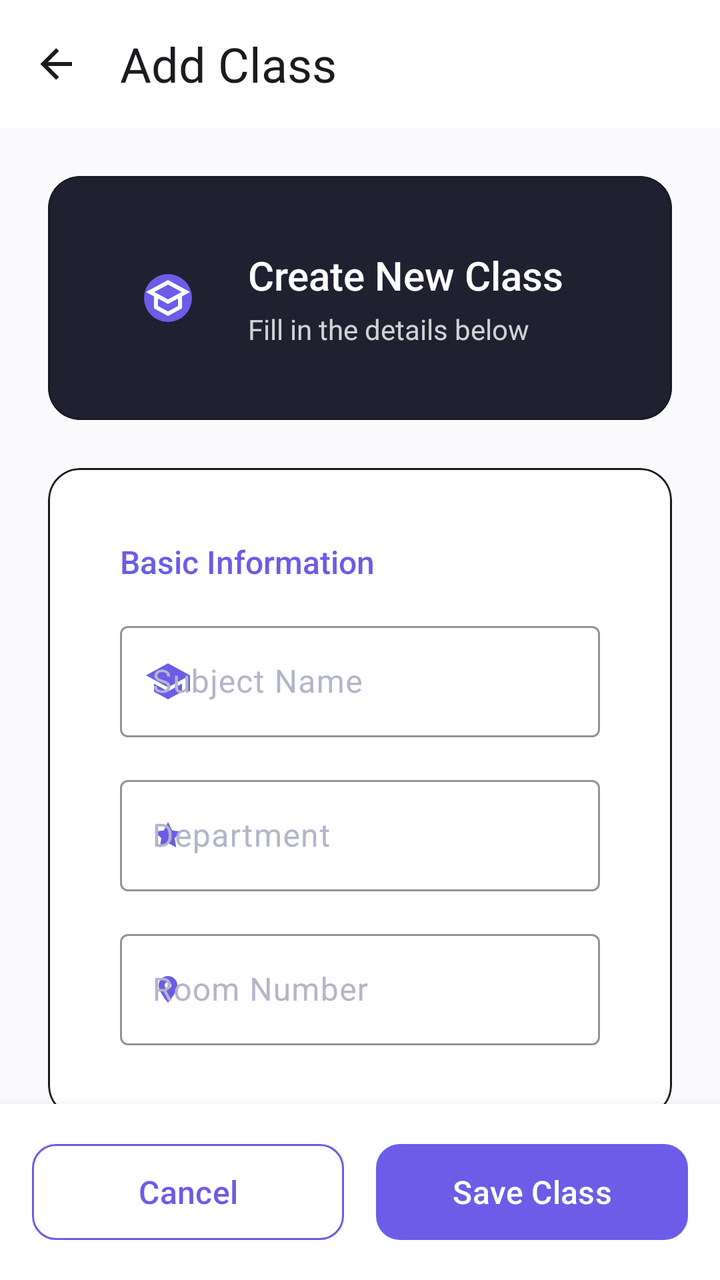
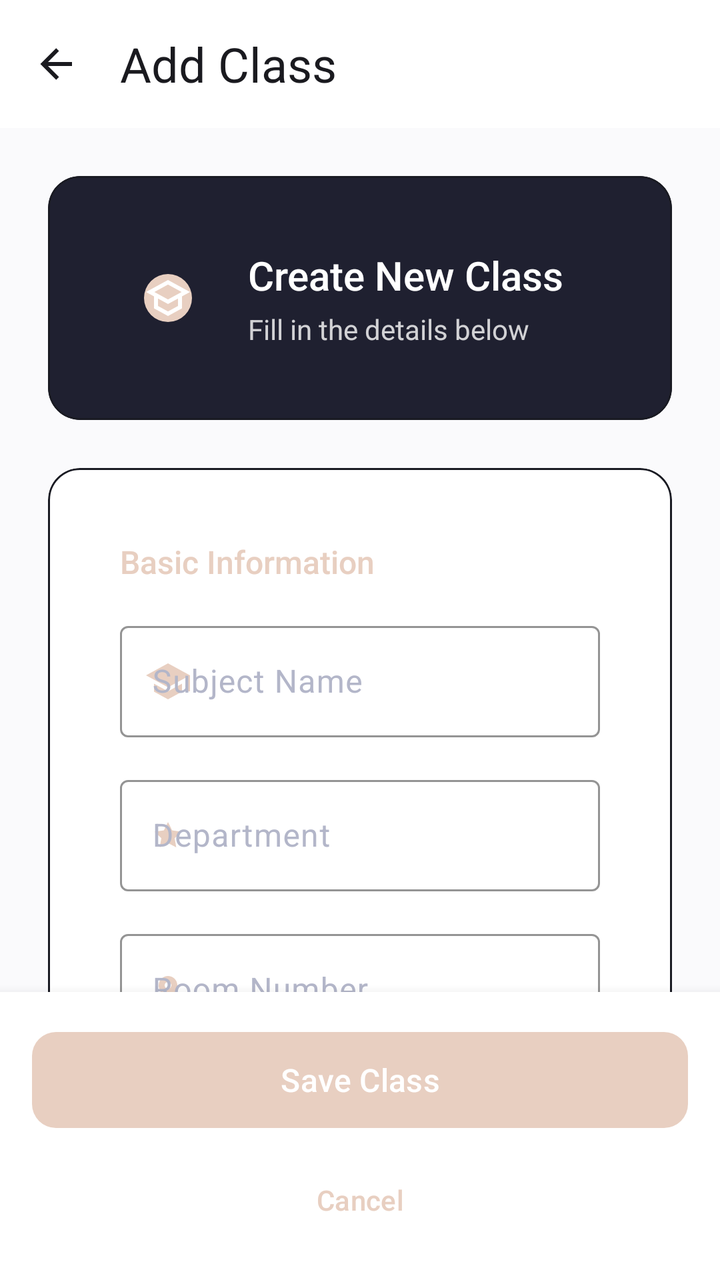

Before-and-after screenshots of an Android layout around one commit, followed by the original layout XML and the change that was made.
<!-- AndroidManifest.xml: application theme AppTheme -->
<!-- res/layout/activity_add_edit_class_modern.xml -->
<?xml version="1.0" encoding="utf-8"?>
<androidx.coordinatorlayout.widget.CoordinatorLayout xmlns:android="http://schemas.android.com/apk/res/android"
    xmlns:app="http://schemas.android.com/apk/res-auto"
    xmlns:tools="http://schemas.android.com/tools"
    android:layout_width="match_parent"
    android:layout_height="match_parent"
    android:background="@color/background_light">

    
    <com.google.android.material.appbar.AppBarLayout
        android:id="@+id/appBarLayout"
        android:layout_width="match_parent"
        android:layout_height="wrap_content"
        android:background="@color/surface_light"
        android:elevation="0dp"
        app:elevation="0dp">

        <com.google.android.material.appbar.MaterialToolbar
            android:id="@+id/toolbar"
            android:layout_width="match_parent"
            android:layout_height="?attr/actionBarSize"
            android:background="@color/surface_light"
            app:navigationIcon="@drawable/ic_arrow_back"
            app:navigationIconTint="@color/on_surface_light"
            app:titleTextColor="@color/on_surface_light"
            app:title="Add Class"
            app:titleTextAppearance="@style/TextAppearance.Material3.HeadlineSmall" />

    </com.google.android.material.appbar.AppBarLayout>

    
    <androidx.core.widget.NestedScrollView
        android:layout_width="match_parent"
        android:layout_height="match_parent"
        android:fillViewport="true"
        android:overScrollMode="never"
        android:scrollbars="none"
        app:layout_behavior="@string/appbar_scrolling_view_behavior">

        <LinearLayout
            android:layout_width="match_parent"
            android:layout_height="wrap_content"
            android:orientation="vertical"
            android:padding="24dp">

            
            <com.google.android.material.card.MaterialCardView
                android:layout_width="match_parent"
                android:layout_height="wrap_content"
                android:layout_marginBottom="24dp"
                app:cardCornerRadius="16dp"
                app:cardElevation="0dp"
                app:strokeWidth="1dp"
                app:strokeColor="@color/colorSurfaceVariant"
                app:cardBackgroundColor="@color/colorPrimaryContainer">

                <LinearLayout
                    android:layout_width="match_parent"
                    android:layout_height="wrap_content"
                    android:orientation="horizontal"
                    android:padding="20dp"
                    android:gravity="center_vertical">

                    <com.google.android.material.imageview.ShapeableImageView
                        android:layout_width="48dp"
                        android:layout_height="48dp"
                        android:layout_marginEnd="16dp"
                        android:background="@color/colorPrimary"
                        android:src="@drawable/ic_class_24"
                        app:tint="@color/white"
                        android:padding="12dp"
                        app:shapeAppearanceOverlay="@style/CircleImageView" />

                    <LinearLayout
                        android:layout_width="0dp"
                        android:layout_height="wrap_content"
                        android:layout_weight="1"
                        android:orientation="vertical">

                        <TextView
                            android:id="@+id/headerTitle"
                            android:layout_width="wrap_content"
                            android:layout_height="wrap_content"
                            android:text="Create New Class"
                            android:textColor="@color/colorOnPrimaryContainer"
                            android:textSize="20sp"
                            android:fontFamily="sans-serif-medium" />

                        <TextView
                            android:layout_width="wrap_content"
                            android:layout_height="wrap_content"
                            android:layout_marginTop="4dp"
                            android:text="Fill in the details below"
                            android:textColor="@color/colorOnPrimaryContainer"
                            android:textSize="14sp"
                            android:alpha="0.8" />

                    </LinearLayout>

                </LinearLayout>

            </com.google.android.material.card.MaterialCardView>

            
            <com.google.android.material.card.MaterialCardView
                android:layout_width="match_parent"
                android:layout_height="wrap_content"
                android:layout_marginBottom="16dp"
                app:cardCornerRadius="16dp"
                app:cardElevation="0dp"
                app:strokeWidth="1dp"
                app:strokeColor="@color/colorSurfaceVariant"
                app:cardBackgroundColor="@color/surface_light">

                <LinearLayout
                    android:layout_width="match_parent"
                    android:layout_height="wrap_content"
                    android:orientation="vertical"
                    android:padding="20dp">

                    <TextView
                        android:layout_width="wrap_content"
                        android:layout_height="wrap_content"
                        android:text="Basic Information"
                        android:textColor="@color/colorPrimary"
                        android:textSize="16sp"
                        android:fontFamily="sans-serif-medium"
                        android:layout_marginBottom="16dp" />

                    
                    <com.google.android.material.textfield.TextInputLayout
                        android:id="@+id/textInputLayoutSubject"
                        android:layout_width="match_parent"
                        android:layout_height="wrap_content"
                        android:layout_marginBottom="16dp"
                        android:hint="Subject Name"
                        app:startIconDrawable="@drawable/ic_school_24"
                        app:startIconTint="@color/colorPrimary"
                        app:boxStrokeColor="@color/colorPrimary"
                        app:hintTextColor="@color/colorPrimary"
                        style="@style/Widget.Material3.TextInputLayout.OutlinedBox">

                        <com.google.android.material.textfield.TextInputEditText
                            android:id="@+id/editSubject"
                            android:layout_width="match_parent"
                            android:layout_height="wrap_content"
                            android:inputType="textCapWords"
                            android:textSize="16sp" />

                    </com.google.android.material.textfield.TextInputLayout>

                    
                    <com.google.android.material.textfield.TextInputLayout
                        android:id="@+id/textInputLayoutDepartment"
                        android:layout_width="match_parent"
                        android:layout_height="wrap_content"
                        android:layout_marginBottom="16dp"
                        android:hint="Department"
                        app:startIconDrawable="@drawable/ic_department_16"
                        app:startIconTint="@color/colorPrimary"
                        app:boxStrokeColor="@color/colorPrimary"
                        app:hintTextColor="@color/colorPrimary"
                        style="@style/Widget.Material3.TextInputLayout.OutlinedBox">

                        <com.google.android.material.textfield.TextInputEditText
                            android:id="@+id/editDepartment"
                            android:layout_width="match_parent"
                            android:layout_height="wrap_content"
                            android:inputType="textCapWords"
                            android:textSize="16sp" />

                    </com.google.android.material.textfield.TextInputLayout>

                    
                    <com.google.android.material.textfield.TextInputLayout
                        android:id="@+id/textInputLayoutRoom"
                        android:layout_width="match_parent"
                        android:layout_height="wrap_content"
                        android:hint="Room Number"
                        app:startIconDrawable="@drawable/ic_room_16"
                        app:startIconTint="@color/colorPrimary"
                        app:boxStrokeColor="@color/colorPrimary"
                        app:hintTextColor="@color/colorPrimary"
                        style="@style/Widget.Material3.TextInputLayout.OutlinedBox">

                        <com.google.android.material.textfield.TextInputEditText
                            android:id="@+id/editRoomNumber"
                            android:layout_width="match_parent"
                            android:layout_height="wrap_content"
                            android:inputType="textCapCharacters"
                            android:textSize="16sp" />

                    </com.google.android.material.textfield.TextInputLayout>

                </LinearLayout>

            </com.google.android.material.card.MaterialCardView>

            
            <com.google.android.material.card.MaterialCardView
                android:layout_width="match_parent"
                android:layout_height="wrap_content"
                android:layout_marginBottom="16dp"
                app:cardCornerRadius="16dp"
                app:cardElevation="0dp"
                app:strokeWidth="1dp"
                app:strokeColor="@color/colorSurfaceVariant"
                app:cardBackgroundColor="@color/surface_light">

                <LinearLayout
                    android:layout_width="match_parent"
                    android:layout_height="wrap_content"
                    android:orientation="vertical"
                    android:padding="20dp">

                    <TextView
                        android:layout_width="wrap_content"
                        android:layout_height="wrap_content"
                        android:text="Schedule"
                        android:textColor="@color/colorPrimary"
                        android:textSize="16sp"
                        android:fontFamily="sans-serif-medium"
                        android:layout_marginBottom="16dp" />

                    
                    <com.google.android.material.button.MaterialButton
                        android:id="@+id/buttonDate"
                        android:layout_width="match_parent"
                        android:layout_height="56dp"
                        android:layout_marginBottom="12dp"
                        android:text="Select Date"
                        android:textColor="@color/colorPrimary"
                        android:textSize="16sp"
                        app:icon="@drawable/ic_calendar"
                        app:iconTint="@color/colorPrimary"
                        app:iconGravity="start"
                        app:cornerRadius="12dp"
                        app:strokeColor="@color/colorPrimary"
                        app:strokeWidth="1dp"
                        style="@style/Widget.Material3.Button.OutlinedButton" />

                    
                    <LinearLayout
                        android:layout_width="match_parent"
                        android:layout_height="wrap_content"
                        android:orientation="horizontal"
                        android:baselineAligned="false">

                        <com.google.android.material.button.MaterialButton
                            android:id="@+id/buttonStartTime"
                            android:layout_width="0dp"
                            android:layout_height="56dp"
                            android:layout_weight="1"
                            android:layout_marginEnd="8dp"
                            android:text="Start Time"
                            android:textColor="@color/colorPrimary"
                            android:textSize="14sp"
                            app:icon="@drawable/ic_time"
                            app:iconTint="@color/colorPrimary"
                            app:iconGravity="start"
                            app:cornerRadius="12dp"
                            app:strokeColor="@color/colorPrimary"
                            app:strokeWidth="1dp"
                            style="@style/Widget.Material3.Button.OutlinedButton" />

                        <com.google.android.material.button.MaterialButton
                            android:id="@+id/buttonEndTime"
                            android:layout_width="0dp"
                            android:layout_height="56dp"
                            android:layout_weight="1"
                            android:layout_marginStart="8dp"
                            android:text="End Time"
                            android:textColor="@color/colorPrimary"
                            android:textSize="14sp"
                            app:icon="@drawable/ic_time"
                            app:iconTint="@color/colorPrimary"
                            app:iconGravity="start"
                            app:cornerRadius="12dp"
                            app:strokeColor="@color/colorPrimary"
                            app:strokeWidth="1dp"
                            style="@style/Widget.Material3.Button.OutlinedButton" />

                    </LinearLayout>

                </LinearLayout>

            </com.google.android.material.card.MaterialCardView>

            
            <com.google.android.material.card.MaterialCardView
                android:layout_width="match_parent"
                android:layout_height="wrap_content"
                android:layout_marginBottom="24dp"
                app:cardCornerRadius="16dp"
                app:cardElevation="0dp"
                app:strokeWidth="1dp"
                app:strokeColor="@color/colorSurfaceVariant"
                app:cardBackgroundColor="@color/surface_light">

                <LinearLayout
                    android:layout_width="match_parent"
                    android:layout_height="wrap_content"
                    android:orientation="vertical"
                    android:padding="20dp">

                    <TextView
                        android:layout_width="wrap_content"
                        android:layout_height="wrap_content"
                        android:text="Options"
                        android:textColor="@color/colorPrimary"
                        android:textSize="16sp"
                        android:fontFamily="sans-serif-medium"
                        android:layout_marginBottom="16dp" />

                    
                    <LinearLayout
                        android:layout_width="match_parent"
                        android:layout_height="wrap_content"
                        android:orientation="horizontal"
                        android:gravity="center_vertical"
                        android:layout_marginBottom="16dp">

                        <LinearLayout
                            android:layout_width="0dp"
                            android:layout_height="wrap_content"
                            android:layout_weight="1"
                            android:orientation="vertical">

                            <TextView
                                android:layout_width="wrap_content"
                                android:layout_height="wrap_content"
                                android:text="Recurring Class"
                                android:textColor="@color/on_surface_light"
                                android:textSize="16sp"
                                android:fontFamily="sans-serif-medium" />

                            <TextView
                                android:layout_width="wrap_content"
                                android:layout_height="wrap_content"
                                android:text="Repeat this class weekly"
                                android:textColor="@color/on_surface_variant_light"
                                android:textSize="14sp"
                                android:layout_marginTop="2dp" />

                        </LinearLayout>

                        <com.google.android.material.materialswitch.MaterialSwitch
                            android:id="@+id/switchRecurring"
                            android:layout_width="wrap_content"
                            android:layout_height="wrap_content"
                            app:thumbTint="@color/colorPrimary"
                            app:trackTint="@color/colorPrimaryContainer" />

                    </LinearLayout>

                    
                    <LinearLayout
                        android:id="@+id/layoutDaysOfWeek"
                        android:layout_width="match_parent"
                        android:layout_height="wrap_content"
                        android:orientation="vertical"
                        android:layout_marginBottom="16dp"
                        android:visibility="gone">

                        <TextView
                            android:layout_width="wrap_content"
                            android:layout_height="wrap_content"
                            android:text="Select Days"
                            android:textColor="@color/on_surface_light"
                            android:textSize="14sp"
                            android:fontFamily="sans-serif-medium"
                            android:layout_marginBottom="8dp" />

                        <com.google.android.material.chip.ChipGroup
                            android:id="@+id/chipGroupDays"
                            android:layout_width="match_parent"
                            android:layout_height="wrap_content"
                            app:chipSpacingHorizontal="8dp"
                            app:chipSpacingVertical="4dp"
                            app:singleLine="false">

                            <com.google.android.material.chip.Chip
                                android:id="@+id/chipMonday"
                                style="@style/Widget.Material3.Chip.Filter"
                                android:layout_width="wrap_content"
                                android:layout_height="wrap_content"
                                android:text="Mon"
                                app:chipBackgroundColor="@color/colorPrimaryContainer"
                                app:chipStrokeColor="@color/colorPrimary" />

                            <com.google.android.material.chip.Chip
                                android:id="@+id/chipTuesday"
                                style="@style/Widget.Material3.Chip.Filter"
                                android:layout_width="wrap_content"
                                android:layout_height="wrap_content"
                                android:text="Tue"
                                app:chipBackgroundColor="@color/colorPrimaryContainer"
                                app:chipStrokeColor="@color/colorPrimary" />

                            <com.google.android.material.chip.Chip
                                android:id="@+id/chipWednesday"
                                style="@style/Widget.Material3.Chip.Filter"
                                android:layout_width="wrap_content"
                                android:layout_height="wrap_content"
                                android:text="Wed"
                                app:chipBackgroundColor="@color/colorPrimaryContainer"
                                app:chipStrokeColor="@color/colorPrimary" />

                            <com.google.android.material.chip.Chip
                                android:id="@+id/chipThursday"
                                style="@style/Widget.Material3.Chip.Filter"
                                android:layout_width="wrap_content"
                                android:layout_height="wrap_content"
                                android:text="Thu"
                                app:chipBackgroundColor="@color/colorPrimaryContainer"
                                app:chipStrokeColor="@color/colorPrimary" />

                            <com.google.android.material.chip.Chip
                                android:id="@+id/chipFriday"
                                style="@style/Widget.Material3.Chip.Filter"
                                android:layout_width="wrap_content"
                                android:layout_height="wrap_content"
                                android:text="Fri"
                                app:chipBackgroundColor="@color/colorPrimaryContainer"
                                app:chipStrokeColor="@color/colorPrimary" />

                            <com.google.android.material.chip.Chip
                                android:id="@+id/chipSaturday"
                                style="@style/Widget.Material3.Chip.Filter"
                                android:layout_width="wrap_content"
                                android:layout_height="wrap_content"
                                android:text="Sat"
                                app:chipBackgroundColor="@color/colorPrimaryContainer"
                                app:chipStrokeColor="@color/colorPrimary" />

                            <com.google.android.material.chip.Chip
                                android:id="@+id/chipSunday"
                                style="@style/Widget.Material3.Chip.Filter"
                                android:layout_width="wrap_content"
                                android:layout_height="wrap_content"
                                android:text="Sun"
                                app:chipBackgroundColor="@color/colorPrimaryContainer"
                                app:chipStrokeColor="@color/colorPrimary" />

                        </com.google.android.material.chip.ChipGroup>

                    </LinearLayout>

                    
                    <LinearLayout
                        android:layout_width="match_parent"
                        android:layout_height="wrap_content"
                        android:orientation="horizontal"
                        android:gravity="center_vertical">

                        <LinearLayout
                            android:layout_width="0dp"
                            android:layout_height="wrap_content"
                            android:layout_weight="1"
                            android:orientation="vertical">

                            <TextView
                                android:layout_width="wrap_content"
                                android:layout_height="wrap_content"
                                android:text="Enable Notifications"
                                android:textColor="@color/on_surface_light"
                                android:textSize="16sp"
                                android:fontFamily="sans-serif-medium" />

                            <TextView
                                android:layout_width="wrap_content"
                                android:layout_height="wrap_content"
                                android:text="Get reminders before class starts"
                                android:textColor="@color/on_surface_variant_light"
                                android:textSize="14sp"
                                android:layout_marginTop="2dp" />

                        </LinearLayout>

                        <com.google.android.material.materialswitch.MaterialSwitch
                            android:id="@+id/switchNotifications"
                            android:layout_width="wrap_content"
                            android:layout_height="wrap_content"
                            android:checked="true"
                            app:thumbTint="@color/colorPrimary"
                            app:trackTint="@color/colorPrimaryContainer" />

                    </LinearLayout>

                </LinearLayout>

            </com.google.android.material.card.MaterialCardView>

        </LinearLayout>

    </androidx.core.widget.NestedScrollView>

    
    <LinearLayout
        android:layout_width="match_parent"
        android:layout_height="wrap_content"
        android:layout_gravity="bottom"
        android:orientation="horizontal"
        android:padding="16dp"
        android:background="@color/surface_light"
        android:elevation="8dp">

        <com.google.android.material.button.MaterialButton
            android:id="@+id/buttonCancel"
            android:layout_width="0dp"
            android:layout_height="56dp"
            android:layout_weight="1"
            android:layout_marginEnd="8dp"
            android:text="Cancel"
            android:textColor="@color/colorPrimary"
            android:textSize="16sp"
            app:cornerRadius="12dp"
            app:strokeColor="@color/colorPrimary"
            app:strokeWidth="1dp"
            style="@style/Widget.Material3.Button.OutlinedButton" />

        <com.google.android.material.button.MaterialButton
            android:id="@+id/buttonSave"
            android:layout_width="0dp"
            android:layout_height="56dp"
            android:layout_weight="1"
            android:layout_marginStart="8dp"
            android:text="Save Class"
            android:textColor="@color/white"
            android:textSize="16sp"
            app:backgroundTint="@color/colorPrimary"
            app:cornerRadius="12dp"
            style="@style/Widget.Material3.Button" />

        <com.google.android.material.button.MaterialButton
            android:id="@+id/buttonDelete"
            android:layout_width="48dp"
            android:layout_height="48dp"
            android:layout_marginStart="8dp"
            android:visibility="gone"
            app:icon="@drawable/ic_delete_24"
            app:iconTint="@color/colorError"
            app:backgroundTint="@color/colorError"
            app:cornerRadius="24dp"
            style="@style/Widget.Material3.Button.IconButton" />

    </LinearLayout>

</androidx.coordinatorlayout.widget.CoordinatorLayout>
<!-- resources referenced by this layout -->
<resources>
  <color name="background_light">#FAFAFC</color>
  <color name="colorError">@color/accent_alerts</color>
  <color name="colorOnPrimaryContainer">@color/text_primary</color>
  <color name="colorPrimary">@color/primary_purple</color>
  <color name="colorPrimaryContainer">@color/elevated_card</color>
  <color name="colorSurfaceVariant">@color/surface_card</color>
  <color name="on_surface_light">#1A1A1F</color>
  <color name="on_surface_variant_light">#5A5A66</color>
  <color name="surface_light">#FFFFFF</color>
  <color name="white">#FFFFFFFF</color>
  <!-- drawable ic_arrow_back (drawable) -->
  <?xml version="1.0" encoding="utf-8"?>
  <vector xmlns:android="http://schemas.android.com/apk/res/android"
      android:width="24dp"
      android:height="24dp"
      android:viewportWidth="24"
      android:viewportHeight="24">
      <path
          android:fillColor="@android:color/white"
          android:pathData="M20,11v2H8l5.5,5.5 -1.42,1.42L4.16,12l7.92,-7.92L13.5,5.5 8,11z" />
  </vector>
  <!-- drawable ic_delete_24 (drawable) -->
  <?xml version="1.0" encoding="utf-8"?>
  <vector xmlns:android="http://schemas.android.com/apk/res/android"
      android:width="24dp"
      android:height="24dp"
      android:viewportWidth="24"
      android:viewportHeight="24"
      android:tint="@color/colorError">
      <path
          android:fillColor="@color/colorError"
          android:pathData="M6,19c0,1.1 0.9,2 2,2h8c1.1,0 2,-0.9 2,-2V7H6v12zM19,4h-3.5l-1,-1h-5l-1,1H5v2h14V4z"/>
  </vector>
  <!-- drawable ic_school_24 (drawable) -->
  <?xml version="1.0" encoding="utf-8"?>
  <vector xmlns:android="http://schemas.android.com/apk/res/android"
      android:width="24dp"
      android:height="24dp"
      android:viewportWidth="24"
      android:viewportHeight="24"
      android:tint="@android:color/white">
      <path
          android:fillColor="@android:color/white"
          android:pathData="M5,13.18v4L12,21l7,-3.82v-4L12,17l-7,-3.82zM12,3L1,9l11,6 9,-4.91V17h2V9L12,3z"/>
  </vector>
  <style name="CircleImageView">
          <item name="cornerFamily">rounded</item>
          <item name="cornerSize">50%</item>
      </style>
  <color name="accent_alerts">#FF6B6B</color>
  <color name="text_primary">#FFFFFF</color>
  <color name="primary_purple">#6C5CE7</color>
  <color name="elevated_card">#1F2030</color>
  <color name="surface_card">#1A1B23</color>
  <color name="class_color_primary">@color/accent_classes</color>
  <color name="text_secondary_light">#5A5A66</color>
  <color name="primary_purple_light">#8B7FED</color>
  <color name="text_secondary">#B3B6C9</color>
  <color name="app_background">#0F0F14</color>
  <color name="text_muted">#7C809B</color>
  <style name="Widget.App.CardView" parent="Widget.Material3.CardView.Elevated">
          <item name="cardCornerRadius">16dp</item>
          <item name="cardElevation">4dp</item>
          <item name="cardBackgroundColor">@color/surface_card</item>
          <item name="contentPadding">16dp</item>
          <item name="strokeWidth">0dp</item>
      </style>
  <style name="Widget.App.FloatingActionButton" parent="Widget.Material3.FloatingActionButton.Primary">
          <item name="elevation">6dp</item>
          <item name="backgroundTint">@color/primary_purple</item>
          <item name="tint">@color/text_primary</item>
          <item name="android:stateListAnimator">@animator/fab_state_list_anim</item>
      </style>
  <style name="Widget.App.BottomNavigationView" parent="Widget.Material3.BottomNavigationView">
          <item name="elevation">8dp</item>
          <item name="backgroundTint">@color/surface_card</item>
          <item name="itemIconTint">@color/bottom_nav_color_selector</item>
          <item name="itemTextColor">@color/bottom_nav_color_selector</item>
      </style>
  <color name="accent_classes">#2ECC71</color>
  <!-- unchanged entries left out for length: 6 -->
</resources>

<!-- the commit's change to res/layout/activity_add_edit_class_modern.xml (unified diff, before → after) -->
@@ -500,31 +500,16 @@
         android:layout_width="match_parent"
         android:layout_height="wrap_content"
         android:layout_gravity="bottom"
-        android:orientation="horizontal"
+        android:orientation="vertical"
         android:padding="16dp"
         android:background="@color/surface_light"
         android:elevation="8dp">
 
         <com.google.android.material.button.MaterialButton
-            android:id="@+id/buttonCancel"
-            android:layout_width="0dp"
+            android:id="@+id/buttonSave"
+            android:layout_width="match_parent"
             android:layout_height="56dp"
-            android:layout_weight="1"
-            android:layout_marginEnd="8dp"
-            android:text="Cancel"
-            android:textColor="@color/colorPrimary"
-            android:textSize="16sp"
-            app:cornerRadius="12dp"
-            app:strokeColor="@color/colorPrimary"
-            app:strokeWidth="1dp"
-            style="@style/Widget.Material3.Button.OutlinedButton" />
-
-        <com.google.android.material.button.MaterialButton
-            android:id="@+id/buttonSave"
-            android:layout_width="0dp"
-            android:layout_height="56dp"
-            android:layout_weight="1"
-            android:layout_marginStart="8dp"
+            android:layout_marginBottom="8dp"
             android:text="Save Class"
             android:textColor="@color/white"
             android:textSize="16sp"
@@ -533,16 +518,13 @@
             style="@style/Widget.Material3.Button" />
 
         <com.google.android.material.button.MaterialButton
-            android:id="@+id/buttonDelete"
-            android:layout_width="48dp"
+            android:id="@+id/buttonCancel"
+            android:layout_width="match_parent"
             android:layout_height="48dp"
-            android:layout_marginStart="8dp"
-            android:visibility="gone"
-            app:icon="@drawable/ic_delete_24"
-            app:iconTint="@color/colorError"
-            app:backgroundTint="@color/colorError"
-            app:cornerRadius="24dp"
-            style="@style/Widget.Material3.Button.IconButton" />
+            android:text="Cancel"
+            android:textColor="@color/colorPrimary"
+            android:textSize="14sp"
+            style="@style/Widget.Material3.Button.TextButton" />
 
     </LinearLayout>
 
<!-- resource entries referenced after the edit -->
@@ -1,7 +1,6 @@
 <!-- resources referenced by this layout -->
 <resources>
   <color name="background_light">#FAFAFC</color>
-  <color name="colorError">@color/accent_alerts</color>
   <color name="colorOnPrimaryContainer">@color/text_primary</color>
   <color name="colorPrimary">@color/primary_purple</color>
   <color name="colorPrimaryContainer">@color/elevated_card</color>
@@ -21,18 +20,6 @@
           android:fillColor="@android:color/white"
           android:pathData="M20,11v2H8l5.5,5.5 -1.42,1.42L4.16,12l7.92,-7.92L13.5,5.5 8,11z" />
   </vector>
-  <!-- drawable ic_delete_24 (drawable) -->
-  <?xml version="1.0" encoding="utf-8"?>
-  <vector xmlns:android="http://schemas.android.com/apk/res/android"
-      android:width="24dp"
-      android:height="24dp"
-      android:viewportWidth="24"
-      android:viewportHeight="24"
-      android:tint="@color/colorError">
-      <path
-          android:fillColor="@color/colorError"
-          android:pathData="M6,19c0,1.1 0.9,2 2,2h8c1.1,0 2,-0.9 2,-2V7H6v12zM19,4h-3.5l-1,-1h-5l-1,1H5v2h14V4z"/>
-  </vector>
   <!-- drawable ic_school_24 (drawable) -->
   <?xml version="1.0" encoding="utf-8"?>
   <vector xmlns:android="http://schemas.android.com/apk/res/android"
@@ -49,14 +36,13 @@
           <item name="cornerFamily">rounded</item>
           <item name="cornerSize">50%</item>
       </style>
-  <color name="accent_alerts">#FF6B6B</color>
   <color name="text_primary">#FFFFFF</color>
-  <color name="primary_purple">#6C5CE7</color>
+  <color name="primary_purple">#E8CFC1</color>
   <color name="elevated_card">#1F2030</color>
   <color name="surface_card">#1A1B23</color>
   <color name="class_color_primary">@color/accent_classes</color>
   <color name="text_secondary_light">#5A5A66</color>
-  <color name="primary_purple_light">#8B7FED</color>
+  <color name="primary_purple_light">#F0DDD1</color>
   <color name="text_secondary">#B3B6C9</color>
   <color name="app_background">#0F0F14</color>
   <color name="text_muted">#7C809B</color>
